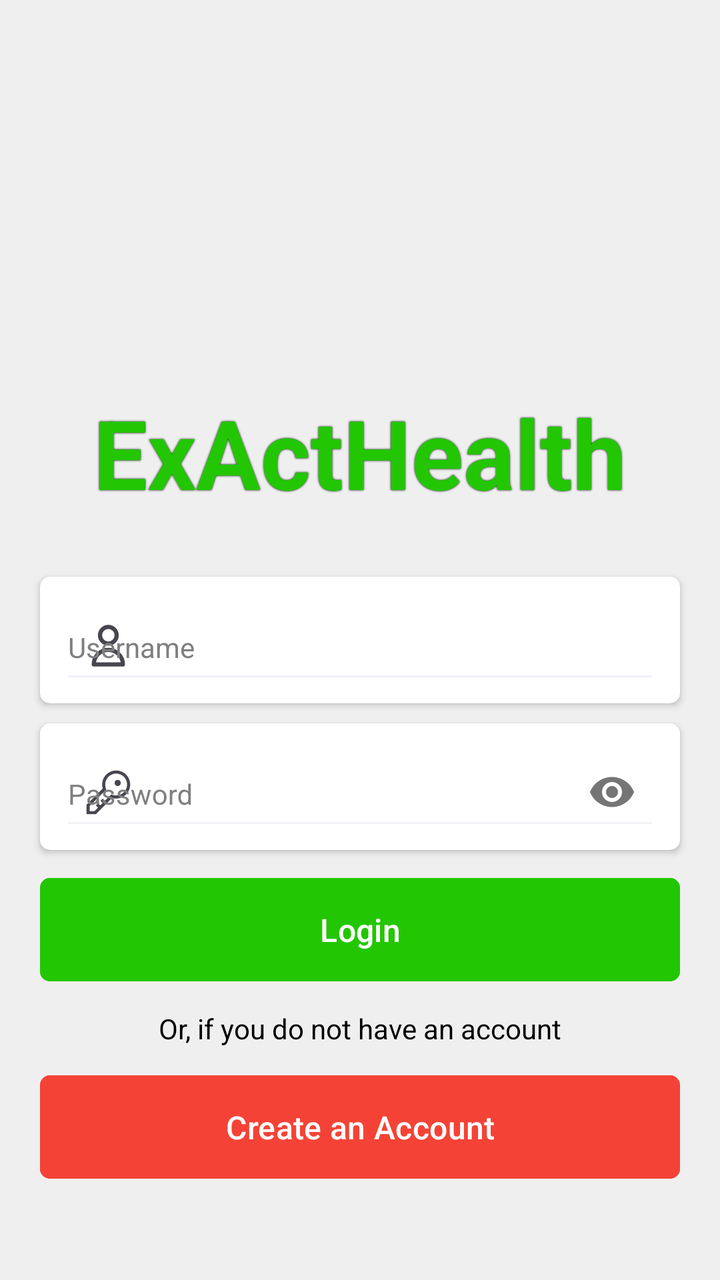
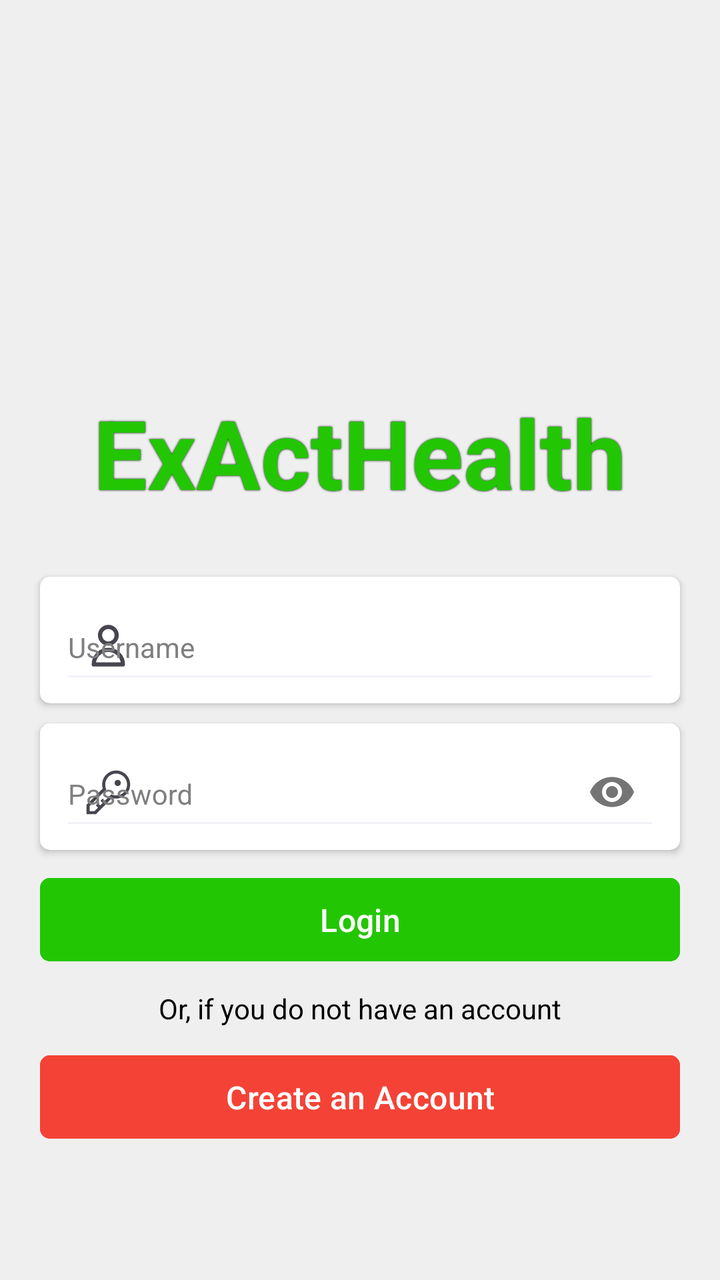

An Android layout rendered at two revisions. The XML below is the earlier revision; the diff shows what the commit changed to produce the second picture.
<!-- AndroidManifest.xml: application theme Theme.ExActHealth -->
<!-- res/layout/activity_login.xml -->
<?xml version="1.0" encoding="utf-8"?>
<RelativeLayout xmlns:android="http://schemas.android.com/apk/res/android"
    xmlns:app="http://schemas.android.com/apk/res-auto"
    xmlns:tools="http://schemas.android.com/tools"
    android:id="@+id/main"
    android:layout_width="match_parent"
    android:layout_height="match_parent"
    android:background="@color/mid_gray"
    tools:context=".activities.LoginActivity">

    <TextView
        android:id="@+id/login_app_name"
        android:layout_width="wrap_content"
        android:layout_height="wrap_content"
        android:layout_centerHorizontal="true"
        android:layout_marginBottom="20dp"
        android:layout_above="@+id/login_username_card_view"
        android:text="@string/app_name"
        android:textColor="@color/green"
        android:textStyle="bold"
        android:textSize="48sp"
        android:shadowColor="@color/black"
        android:shadowDx="0"
        android:shadowDy="0"
        android:shadowRadius="2">
    </TextView>

    <androidx.cardview.widget.CardView
        android:id="@+id/login_username_card_view"
        android:layout_width="match_parent"
        android:layout_height="wrap_content"
        android:layout_centerInParent="true"
        android:layout_marginTop="10dp"
        android:layout_marginStart="20dp"
        android:layout_marginEnd="20dp"

        app:contentPaddingLeft="10dp"
        app:contentPaddingRight="10dp"
        app:cardCornerRadius="5dp">

        <RelativeLayout
            android:id="@+id/login_username_layout"
            android:layout_width="match_parent"
            android:layout_height="match_parent">

            <com.google.android.material.textfield.TextInputLayout
                android:theme="@style/DialogTheme"
                android:layout_width="match_parent"
                android:layout_height="wrap_content"
                android:hint="Username"
                android:paddingTop="5dp"
                android:paddingBottom="5dp"
                android:textColorHint="@color/gray"
                android:gravity="center_vertical"
                android:autofillHints="name"
                app:hintTextColor="@color/gray"
                app:startIconDrawable="@drawable/ic_username">

                <com.google.android.material.textfield.TextInputEditText
                    android:id="@+id/login_username"
                    android:layout_width="match_parent"
                    android:layout_height="match_parent"
                    android:backgroundTint="@color/light_gray"
                    android:textSize="14sp"
                    android:inputType="textPersonName" />

            </com.google.android.material.textfield.TextInputLayout>

        </RelativeLayout>

    </androidx.cardview.widget.CardView>

    <androidx.cardview.widget.CardView
        android:id="@+id/login_password_card_view"
        android:layout_width="match_parent"
        android:layout_height="wrap_content"
        android:layout_below="@+id/login_username_card_view"
        android:layout_marginTop="10dp"
        android:layout_marginStart="20dp"
        android:layout_marginEnd="20dp"

        app:contentPaddingLeft="10dp"
        app:contentPaddingRight="10dp"
        app:cardCornerRadius="5dp">

        <RelativeLayout
            android:id="@+id/login_password_layout"
            android:layout_width="match_parent"
            android:layout_height="match_parent">

            <com.google.android.material.textfield.TextInputLayout
                android:theme="@style/DialogTheme"
                android:layout_width="match_parent"
                android:layout_height="wrap_content"
                android:paddingTop="5dp"
                android:paddingBottom="5dp"
                android:hint="Password"
                android:textColorHint="@color/gray"
                android:gravity="center_vertical"
                android:autofillHints="name"
                app:passwordToggleEnabled="true"
                app:hintTextColor="@color/gray"
                app:startIconDrawable="@drawable/ic_password">

                <com.google.android.material.textfield.TextInputEditText
                    android:id="@+id/login_password"
                    android:layout_width="match_parent"
                    android:layout_height="match_parent"
                    android:backgroundTint="@color/light_gray"
                    android:textSize="14sp"
                    android:inputType="textPassword" />

            </com.google.android.material.textfield.TextInputLayout>

        </RelativeLayout>

    </androidx.cardview.widget.CardView>

    <TextView
        android:id="@+id/login_error_message"
        android:layout_width="wrap_content"
        android:layout_height="wrap_content"
        android:layout_centerHorizontal="true"
        android:textColor="@color/red"
        android:layout_marginTop="10dp"
        android:layout_marginStart="20dp"
        android:layout_marginEnd="20dp"
        android:gravity="center"
        android:textSize="16sp"
        android:textStyle="bold"
        android:layout_below="@+id/login_password_card_view"
        android:visibility="gone"
        android:text="">
    </TextView>

    <Button
        android:id="@+id/login_button"
        android:layout_width="match_parent"
        android:layout_height="wrap_content"
        android:layout_below="@+id/login_error_message"
        android:gravity="center"
        android:layout_marginTop="10dp"
        android:layout_marginStart="20dp"
        android:layout_marginEnd="20dp"
        android:layout_marginBottom="5dp"
        android:paddingTop="15dp"
        android:paddingBottom="15dp"
        android:backgroundTint="@color/green"
        android:text="Login"
        android:textColor="@color/white"
        android:textSize="16sp"
        android:textStyle="normal"
        app:cornerRadius="5dp">
    </Button>

    <TextView
        android:id="@+id/login_information"
        android:layout_width="wrap_content"
        android:layout_height="wrap_content"
        android:layout_centerHorizontal="true"
        android:textColor="@color/black"
        android:layout_marginTop="5dp"
        android:layout_marginBottom="5dp"
        android:layout_below="@+id/login_button"
        android:text="Or, if you do not have an account">
    </TextView>

    <Button
        android:id="@+id/signup_button"
        android:layout_width="match_parent"
        android:layout_height="wrap_content"
        android:layout_below="@+id/login_information"
        android:gravity="center"
        android:layout_marginTop="5dp"
        android:layout_marginStart="20dp"
        android:layout_marginEnd="20dp"
        android:paddingTop="15dp"
        android:paddingBottom="15dp"
        android:backgroundTint="@color/red"
        android:text="Create an Account"
        android:textColor="@color/white"
        android:textSize="16sp"
        android:textStyle="normal"
        app:cornerRadius="5dp">
    </Button>

</RelativeLayout>
<!-- resources referenced by this layout -->
<resources>
  <color name="black">#FF000000</color>
  <color name="gray">#7F7F7F</color>
  <color name="green">#23C603</color>
  <color name="light_gray">#F2F2F7</color>
  <color name="mid_gray">#EFEFF0</color>
  <color name="red">#F44336</color>
  <color name="white">#FFFFFFFF</color>
  <!-- drawable ic_password (drawable) -->
  <vector xmlns:android="http://schemas.android.com/apk/res/android" android:height="25dp" android:viewportHeight="32"
      android:viewportWidth="32" android:width="25dp">
        
      <path android:fillColor="#000000" android:pathData="M21,2a8.998,8.998 0,0 0,-8.612 11.612L2,24v6L8,30L18.388,19.612A9,9 0,1 0,21 2ZM21,18a7.012,7.012 0,0 1,-2.032 -0.302L17.821,17.35l-0.847,0.847 -3.181,3.181L12.414,20 11,21.414l1.379,1.379 -1.586,1.586L9.414,23 8,24.414l1.379,1.379L7.172,28L4,28L4,24.828l9.802,-9.802 0.847,-0.847 -0.347,-1.147A7,7 0,1 1,21 18Z"/>
        
      <path android:fillColor="#000000" android:pathData="M22,10m-2,0a2,2 0,1 1,4 0a2,2 0,1 1,-4 0"/>
      
  </vector>
  <!-- drawable ic_username (drawable) -->
  <vector xmlns:android="http://schemas.android.com/apk/res/android" android:height="25dp" android:viewportHeight="24"
      android:viewportWidth="24" android:width="25dp">
        
      <path android:fillColor="#00000000" android:pathData="M16,7C16,9.209 14.209,11 12,11C9.791,11 8,9.209 8,7C8,4.791 9.791,3 12,3C14.209,3 16,4.791 16,7Z" android:strokeColor="#000000" android:strokeLineCap="round" android:strokeLineJoin="round" android:strokeWidth="2"/>
        
      <path android:fillColor="#00000000" android:pathData="M12,14C8.134,14 5,17.134 5,21H19C19,17.134 15.866,14 12,14Z" android:strokeColor="#000000" android:strokeLineCap="round" android:strokeLineJoin="round" android:strokeWidth="2"/>
      
  </vector>
  <string name="app_name">ExActHealth</string>
  <style name="DialogTheme" parent="Theme.Material3.Light.Dialog">
          <item name="colorAccent">@color/red</item>
          <item name="colorOnPrimary">@color/red</item>
          <item name="colorControlActivated">@color/red</item>
      </style>
  <style name="Theme.ExActHealth" parent="Base.Theme.ExActHealth" />
  <style name="Base.Theme.ExActHealth" parent="Theme.Material3.Light.NoActionBar">
          
          <item name="colorPrimary">@color/red</item>
          <item name="android:itemBackground">@color/white</item>
      </style>
</resources>

<!-- the commit's change to res/layout/activity_login.xml (unified diff, before → after) -->
@@ -143,8 +143,8 @@
         android:layout_marginStart="20dp"
         android:layout_marginEnd="20dp"
         android:layout_marginBottom="5dp"
-        android:paddingTop="15dp"
-        android:paddingBottom="15dp"
+        android:paddingTop="10dp"
+        android:paddingBottom="10dp"
         android:backgroundTint="@color/green"
         android:text="Login"
         android:textColor="@color/white"
@@ -174,8 +174,8 @@
         android:layout_marginTop="5dp"
         android:layout_marginStart="20dp"
         android:layout_marginEnd="20dp"
-        android:paddingTop="15dp"
-        android:paddingBottom="15dp"
+        android:paddingTop="10dp"
+        android:paddingBottom="10dp"
         android:backgroundTint="@color/red"
         android:text="Create an Account"
         android:textColor="@color/white"
